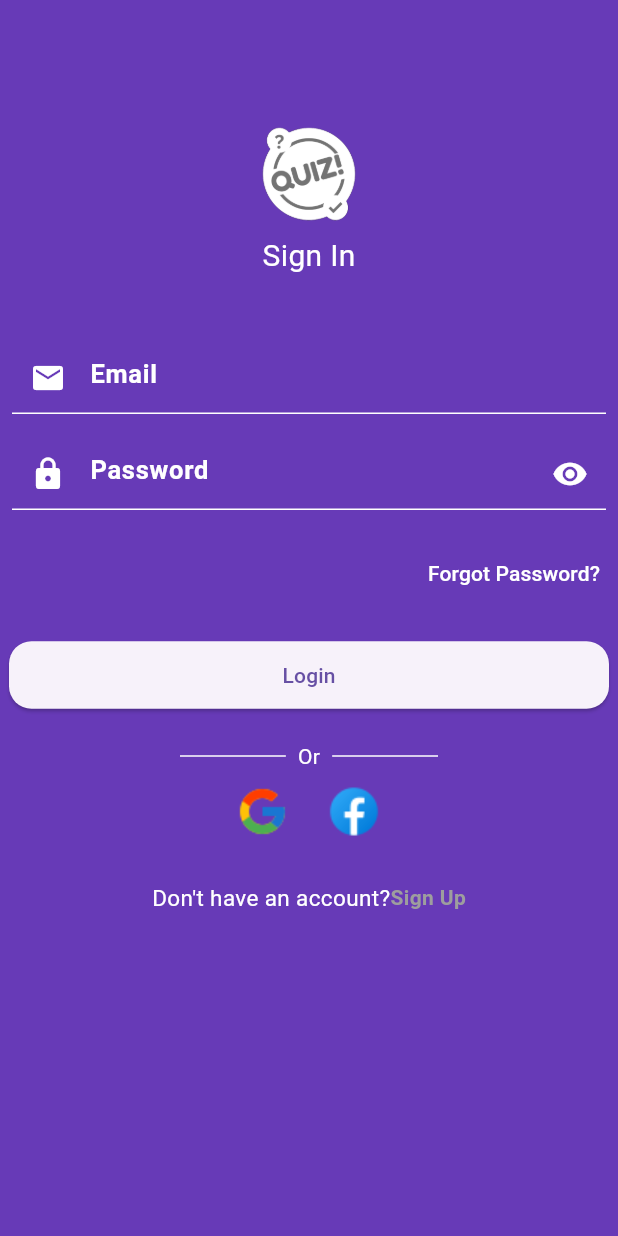
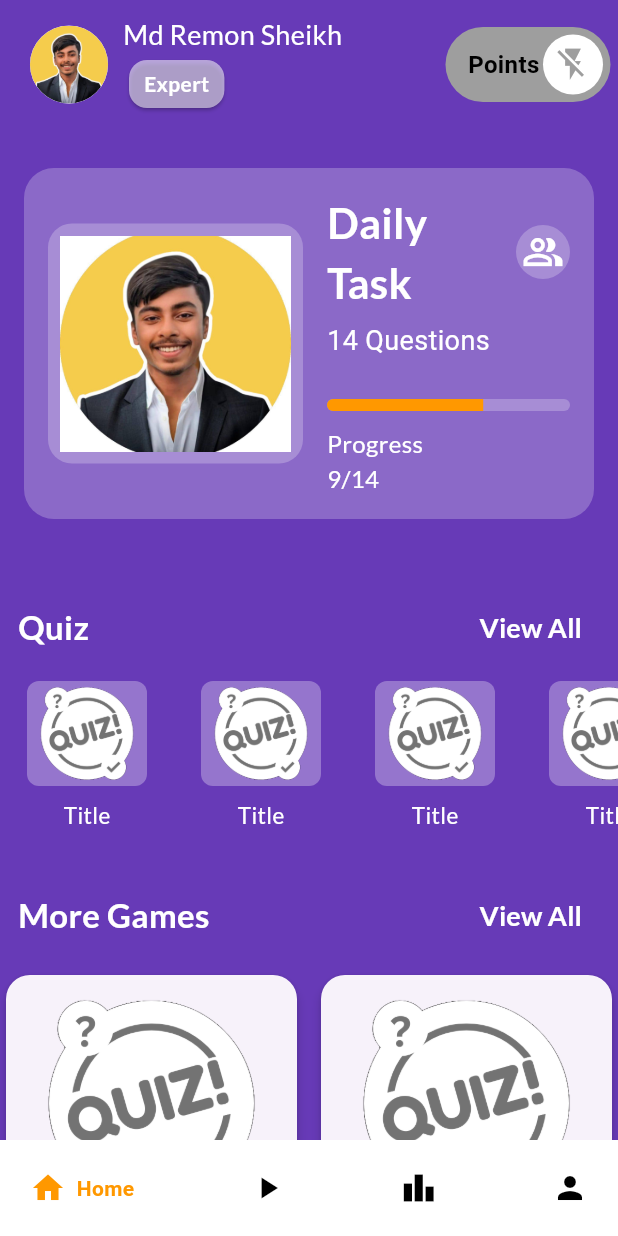
Before and after one commit to arian-ahamed-emon/flutter_quiz_app, a Flutter app: the screen it shows after launch, on a phone screen of 412 x 824 dp. Run offline on Flutter 3.47's test engine with Material 3 defaults, Android fonts, the light colour scheme and no system bars; drawn by our look-alikes of google_nav_bar, lite_rolling_switch; our stand-ins replace google_fonts.

Commit message:
feat: Implement Bottom Navbar and Home Screen's UI

```diff
--- /dev/null
+++ b/lib/ui/ screens/home_screen.dart
@@ -0,0 +1,323 @@
+import 'package:flutter/material.dart';
+import 'package:google_fonts/google_fonts.dart';
+import 'package:quiz_app/ui/utils/assets_path.dart';
+import 'package:lite_rolling_switch/lite_rolling_switch.dart';
+
+import '../widgets/home_section_header.dart';
+
+class HomeScreen extends StatefulWidget {
+  const HomeScreen({super.key});
+
+  @override
+  State<HomeScreen> createState() => _HomeScreenState();
+}
+
+class _HomeScreenState extends State<HomeScreen> {
+  bool isFlashOn = false;
+
+  void toggleSwitch() {
+    setState(() {
+      isFlashOn = !isFlashOn;
+    });
+  }
+
+  @override
+  Widget build(BuildContext context) {
+    return Scaffold(
+      backgroundColor: Colors.deepPurple,
+      body: SingleChildScrollView(
+        child: SafeArea(
+          child: Column(
+            children: [
+              SizedBox(height: 10),
+              buildAppBarSection(),
+              SizedBox(height: 20),
+              buildDalyTaskStatus(),
+              SizedBox(height: 20),
+              HomeSectionHeader(title: 'Quiz', onTap: () {}),
+              buildQuizCategorySection(),
+              HomeSectionHeader(title: "More Games", onTap: () {}),
+              buildMoreGamesCategorySection(),
+            ],
+          ),
+        ),
+      ),
+    );
+  }
+
+  SizedBox buildMoreGamesCategorySection() {
+    return SizedBox(
+              height: 360,
+              child: GridView.builder(
+                gridDelegate: SliverGridDelegateWithFixedCrossAxisCount(
+                  crossAxisCount: 2,
+                  crossAxisSpacing: 8,
+                  mainAxisSpacing: 8,
+                  childAspectRatio: 0.85,
+                ),
+                itemCount: 10,
+                physics: NeverScrollableScrollPhysics(),
+                shrinkWrap: true,
+                itemBuilder: (context, index) {
+                  return Card(
+                    shape: RoundedRectangleBorder(
+                      borderRadius: BorderRadiusGeometry.circular(16),
+                    ),
+                    elevation: 3,
+                    child: Padding(
+                      padding: const EdgeInsets.all(8.0),
+                      child: Column(
+                        crossAxisAlignment: CrossAxisAlignment.start,
+                        children: [
+                          ClipRRect(
+                            borderRadius: BorderRadius.circular(8),
+                            child: Image.asset(
+                              AssetPath.signInLogo,
+                              height: 155,
+                              width: double.infinity,
+                              fit: BoxFit.cover,
+                            ),
+                          ),
+                          Text(
+                            'Tech Quiz',
+                            style: GoogleFonts.lato(
+                              fontSize: 18,
+                              color: Colors.black,
+                              fontWeight: FontWeight.bold,
+                            ),
+                          ),
+                          SizedBox(height: 4),
+                          Text(
+                            "14 Question's",
+                            style: GoogleFonts.lato(
+                              fontSize: 16,
+                              color: Colors.grey,
+                              fontWeight: FontWeight.bold,
+                            ),
+                          ),
+
+                          Row(
+                            mainAxisAlignment: MainAxisAlignment.spaceBetween,
+                            children: [
+                              Row(
+                                children: [
+                                  Icon(
+                                    Icons.emoji_events,
+                                    size: 18,
+                                    color: Colors.amber,
+                                  ),
+                                  Text(
+                                    '120k',
+                                    style: GoogleFonts.lato(
+                                      fontSize: 14,
+                                      fontWeight: FontWeight.w600,
+                                      color: Colors.deepPurple,
+                                    ),
+                                  ),
+                                  const SizedBox(width: 4),
+                                ],
+                              ),
+
+                              Container(
+                                width: 35,
+                                height: 36,
+                                decoration: const BoxDecoration(
+                                  color: Colors.orange,
+                                  shape: BoxShape.circle,
+                                ),
+                                child: const Icon(
+                                  Icons.play_arrow,
+                                  color: Colors.white,
+                                  size: 20,
+                                ),
+                              ),
+                            ],
+                          ),
+                        ],
+                      ),
+                    ),
+                  );
+                },
+              ),
+            );
+  }
+
+  SizedBox buildQuizCategorySection() {
+    return SizedBox(
+      height: 120,
+      child: ListView.builder(
+        scrollDirection: Axis.horizontal,
+        itemCount: 10,
+        itemBuilder: (context, index) {
+          return Container(
+            width: 100,
+            margin: EdgeInsets.symmetric(horizontal: 8),
+            child: Column(
+              children: [
+                Container(
+                  height: 70,
+                  width: 80,
+                  decoration: BoxDecoration(
+                    borderRadius: BorderRadius.circular(8),
+                    image: DecorationImage(
+                      image: AssetImage(AssetPath.signInLogo),
+                      fit: BoxFit.cover,
+                    ),
+                    color: Colors.white30,
+                  ),
+                ),
+                SizedBox(height: 8),
+                Text(
+                  'Title',
+                  style: GoogleFonts.lato(fontSize: 15, color: Colors.white),
+                ),
+              ],
+            ),
+          );
+        },
+      ),
+    );
+  }
+
+  Container buildDalyTaskStatus() {
+    return Container(
+      margin: const EdgeInsets.all(16),
+      padding: const EdgeInsets.all(16),
+      decoration: BoxDecoration(
+        borderRadius: BorderRadius.circular(20),
+        color: Colors.white24,
+      ),
+      child: Row(
+        children: [
+          Container(
+            width: 170,
+            height: 160,
+            padding: const EdgeInsets.all(8),
+            decoration: BoxDecoration(
+              color: Colors.white24,
+              borderRadius: BorderRadius.circular(16),
+            ),
+            child: Image.asset(AssetPath.profileImage, fit: BoxFit.cover),
+          ),
+          const SizedBox(width: 16),
+          Expanded(
+            child: Column(
+              crossAxisAlignment: CrossAxisAlignment.start,
+              children: [
+                Row(
+                  children: [
+                    Expanded(
+                      child: Text(
+                        'Daily Task',
+                        style: GoogleFonts.lato(
+                          color: Colors.white,
+                          fontSize: 28,
+                          fontWeight: FontWeight.bold,
+                        ),
+                      ),
+                    ),
+                    Container(
+                      padding: const EdgeInsets.all(4),
+                      decoration: const BoxDecoration(
+                        shape: BoxShape.circle,
+                        color: Colors.white24,
+                      ),
+                      child: const Icon(
+                        Icons.people_alt_outlined,
+                        size: 28,
+                        color: Colors.white,
+                      ),
+                    ),
+                  ],
+                ),
+                const SizedBox(height: 6),
+                const Text(
+                  '14 Questions',
+                  style: TextStyle(color: Colors.white, fontSize: 18),
+                ),
+                const SizedBox(height: 26),
+                ClipRRect(
+                  borderRadius: BorderRadius.circular(10),
+                  child: LinearProgressIndicator(
+                    value: 9 / 14,
+                    minHeight: 8,
+                    backgroundColor: Colors.white24,
+                    valueColor: AlwaysStoppedAnimation<Color>(Colors.orange),
+                  ),
+                ),
+                const SizedBox(height: 10),
+                Text(
+                  'Progress                                             9/14',
+                  style: GoogleFonts.lato(color: Colors.white, fontSize: 16),
+                ),
+              ],
+            ),
+          ),
+        ],
+      ),
+    );
+  }
+
+  Widget buildAppBarSection() {
+    return Row(
+      children: [
+        SizedBox(width: 20),
+        CircleAvatar(
+          radius: 26,
+          backgroundImage: AssetImage(AssetPath.profileImage),
+        ),
+        SizedBox(width: 10),
+        Column(
+          crossAxisAlignment: CrossAxisAlignment.start,
+          children: [
+            Text(
+              'Md Remon Sheikh',
+              style: GoogleFonts.lato(
+                fontSize: 18,
+                color: Colors.white,
+                fontWeight: FontWeight.w500,
+              ),
+            ),
+            Card(
+              color: Colors.white54,
+              child: Padding(
+                padding: const EdgeInsets.symmetric(
+                  horizontal: 10,
+                  vertical: 6,
+                ),
+                child: Center(
+                  child: Text(
+                    'Expert',
+                    style: GoogleFonts.lato(
+                      color: Colors.white,
+                      fontWeight: FontWeight.bold,
+                    ),
+                  ),
+                ),
+              ),
+            ),
+          ],
+        ),
+        const Spacer(),
+        LiteRollingSwitch(
+          onTap: () {},
+          onDoubleTap: () {},
+          onSwipe: () {},
+          textOffColor: Colors.black,
+          textOnColor: Colors.black,
+          width: 110,
+          value: true,
+          textOn: 'Points',
+          textOff: '100',
+          colorOn: Colors.grey,
+          colorOff: Colors.orange,
+          iconOn: Icons.flash_off,
+          iconOff: Icons.flash_on,
+          textSize: 16.0,
+          onChanged: (bool state) {},
+        ),
+        SizedBox(width: 5),
+      ],
+    );
+  }
+}
--- /dev/null
+++ b/lib/ui/ screens/leader_board_screen.dart
@@ -0,0 +1,16 @@
+
+import 'package:flutter/material.dart';
+
+class LeaderBoardScreen extends StatefulWidget {
+  const LeaderBoardScreen({super.key});
+
+  @override
+  State<LeaderBoardScreen> createState() => _LeaderBoardScreenState();
+}
+
+class _LeaderBoardScreenState extends State<LeaderBoardScreen> {
+  @override
+  Widget build(BuildContext context) {
+    return const Placeholder();
+  }
+}
--- /dev/null
+++ b/lib/ui/ screens/main_bottom_nav_bar_screen.dart
@@ -0,0 +1,48 @@
+import 'package:flutter/material.dart';
+import 'package:google_nav_bar/google_nav_bar.dart';
+import 'package:quiz_app/ui/%20screens/home_screen.dart';
+import 'package:quiz_app/ui/%20screens/leader_board_screen.dart';
+import 'package:quiz_app/ui/%20screens/profile_screen.dart';
+import 'package:quiz_app/ui/%20screens/quiz_play_screen.dart';
+
+class MainBottomNavBarScreen extends StatefulWidget {
+  const MainBottomNavBarScreen({super.key});
+
+  @override
+  State<MainBottomNavBarScreen> createState() => _MainBottomNavBarScreenState();
+}
+
+class _MainBottomNavBarScreenState extends State<MainBottomNavBarScreen> {
+  int _selectedIndex = 0 ;
+ final List<Widget> _screens =  [
+  HomeScreen(),
+    QuizScreen(),
+    LeaderBoardScreen(),
+    ProfileScreen()
+  ];
+  @override
+  Widget build(BuildContext context) {
+    return Scaffold(
+      body: _screens[_selectedIndex],
+    bottomNavigationBar: GNav(
+      selectedIndex: _selectedIndex,
+      onTabChange: (int index){
+        _selectedIndex = index;
+        setState(() {});
+      },
+      backgroundColor: Colors.white,
+      activeColor: Colors.orange,
+      //tabBackgroundColor: Colors.blue,
+      tabBorderRadius: 10,
+      padding: EdgeInsets.symmetric(horizontal: 20,vertical: 20),
+      gap: 7,
+      tabs: [
+        GButton(icon: Icons.home,text: 'Home',),
+        GButton(icon: Icons.play_arrow,text: 'Play Quiz',),
+        GButton(icon: Icons.leaderboard,text: 'Leaderboard',),
+        GButton(icon: Icons.person,text: 'Profile',),
+      ],
+    ),
+    );
+  }
+}
--- /dev/null
+++ b/lib/ui/ screens/profile_screen.dart
@@ -0,0 +1,16 @@
+
+import 'package:flutter/material.dart';
+
+class ProfileScreen extends StatefulWidget {
+  const ProfileScreen({super.key});
+
+  @override
+  State<ProfileScreen> createState() => _ProfileScreenState();
+}
+
+class _ProfileScreenState extends State<ProfileScreen> {
+  @override
+  Widget build(BuildContext context) {
+    return const Placeholder();
+  }
+}
--- /dev/null
+++ b/lib/ui/ screens/quiz_play_screen.dart
@@ -0,0 +1,16 @@
+
+import 'package:flutter/material.dart';
+
+class QuizScreen extends StatefulWidget {
+  const QuizScreen({super.key});
+
+  @override
+  State<QuizScreen> createState() => _QuizScreenState();
+}
+
+class _QuizScreenState extends State<QuizScreen> {
+  @override
+  Widget build(BuildContext context) {
+    return const Placeholder();
+  }
+}
--- a/lib/ui/ screens/sign_in_screen.dart
+++ b/lib/ui/ screens/sign_in_screen.dart
@@ -1,4 +1,5 @@
 import 'package:flutter/material.dart';
+import 'package:quiz_app/ui/%20screens/main_bottom_nav_bar_screen.dart';
 import 'package:quiz_app/ui/%20screens/sign_up_screen.dart';
 import 'package:quiz_app/ui/utils/assets_path.dart';
 
@@ -129,7 +130,7 @@ class _SignInScreenState extends State<SignInScreen> {
     );
   }
   void _onTapSignInButton(){
-
+Navigator.push(context, MaterialPageRoute(builder: (context) => MainBottomNavBarScreen(),));
   }
   void _onTapSignUpButton() {
     Navigator.push(context, MaterialPageRoute(builder: (context) => SignUpScreen(),));
--- a/lib/ui/ screens/splash_screen.dart
+++ b/lib/ui/ screens/splash_screen.dart
@@ -1,4 +1,5 @@
 import 'package:flutter/material.dart';
+import 'package:quiz_app/ui/%20screens/main_bottom_nav_bar_screen.dart';
 import 'package:quiz_app/ui/%20screens/sign_in_screen.dart';
 import 'package:quiz_app/ui/utils/assets_path.dart';
 
@@ -19,7 +20,7 @@ class _SplashScreenState extends State<SplashScreen> {
     await Future.delayed(Duration(seconds: 3));
     Navigator.pushReplacement(
       context,
-      MaterialPageRoute(builder: (context) => SignInScreen()),
+      MaterialPageRoute(builder: (context) => MainBottomNavBarScreen()),
     );
   }
 
--- a/lib/ui/utils/assets_path.dart
+++ b/lib/ui/utils/assets_path.dart
@@ -4,4 +4,5 @@ class AssetPath {
   static String signInLogo = '$_imagePath/sign_in_logo.png';
   static String facebookLogo = '$_imagePath/facebook_logo.png';
   static String googleLogo = '$_imagePath/google_logo.png';
+  static String profileImage = '$_imagePath/profile_image.jpg';
 }
--- /dev/null
+++ b/lib/ui/widgets/home_section_header.dart
@@ -0,0 +1,44 @@
+import 'package:flutter/material.dart';
+import 'package:google_fonts/google_fonts.dart';
+
+class HomeSectionHeader extends StatelessWidget {
+  const HomeSectionHeader({
+    super.key,
+    required this.title,
+    required this.onTap,
+  });
+
+  final String title;
+  final VoidCallback onTap;
+
+  @override
+  Widget build(BuildContext context) {
+    return Padding(
+      padding: const EdgeInsets.all(12),
+      child: Row(
+        mainAxisAlignment: MainAxisAlignment.spaceBetween,
+        children: [
+          Text(
+            title,
+            style: GoogleFonts.lato(
+              fontSize: 22,
+              color: Colors.white,
+              fontWeight: FontWeight.bold,
+            ),
+          ),
+          TextButton(
+            onPressed: onTap,
+            child: Text(
+              'View All',
+              style: GoogleFonts.lato(
+                fontSize: 18,
+                color: Colors.white,
+                fontWeight: FontWeight.bold,
+              ),
+            ),
+          ),
+        ],
+      ),
+    );
+  }
+}
--- a/pubspec.yaml
+++ b/pubspec.yaml
@@ -16,6 +16,9 @@ dependencies:
 
 
   cupertino_icons: ^1.0.8
+  google_nav_bar: ^5.0.7
+  google_fonts: ^6.2.1
+  lite_rolling_switch: ^1.0.1
 
 dev_dependencies:
   flutter_test:
```
Also changed, not shown: assets/images/profile_image.jpg (added), pubspec.lock, 1 other file.
